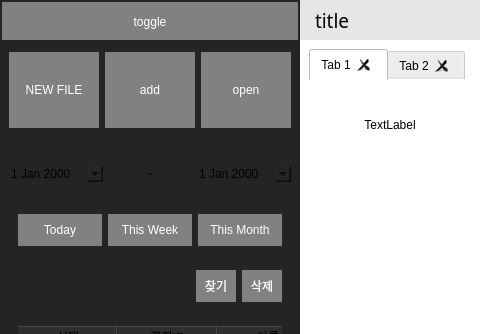
First picture: the form in test5.ui, repository youngwookSong/bwave_gui, before the edit; both pictures show x 0 to 480 and y 0 to 334 of the 1200 by 800 pixel window.
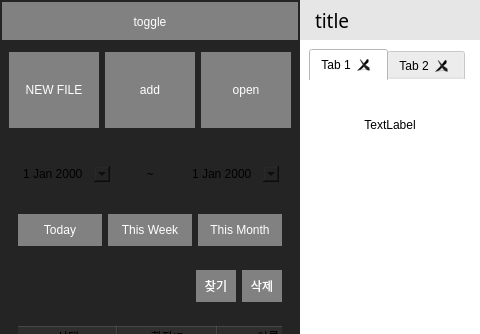
Second picture: the form after the edit. Icons and pictures are not drawn.

What changed in the file:
```diff
--- a/test5.ui
+++ b/test5.ui
@@ -360,13 +360,13 @@
                     <number>0</number>
                    </property>
                    <property name="leftMargin">
-                    <number>0</number>
+                    <number>12</number>
                    </property>
                    <property name="topMargin">
                     <number>0</number>
                    </property>
                    <property name="rightMargin">
-                    <number>0</number>
+                    <number>12</number>
                    </property>
                    <property name="bottomMargin">
                     <number>0</number>
```
Left out of the diff: 12 changed lines with no effect on the pictures.
